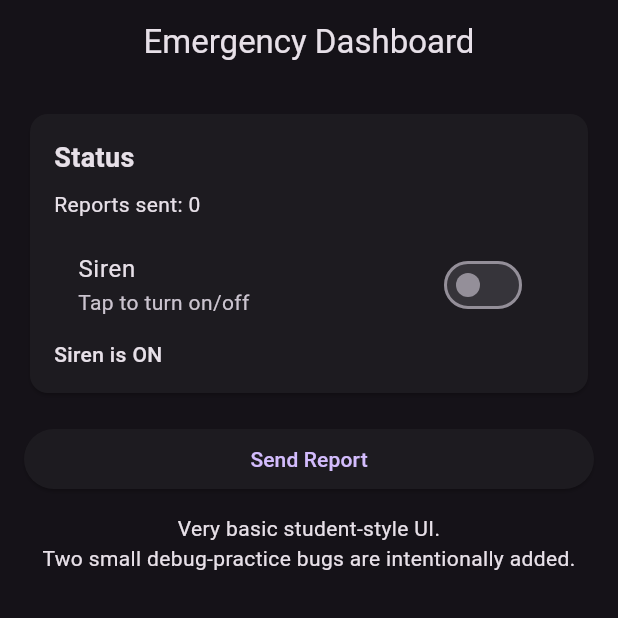
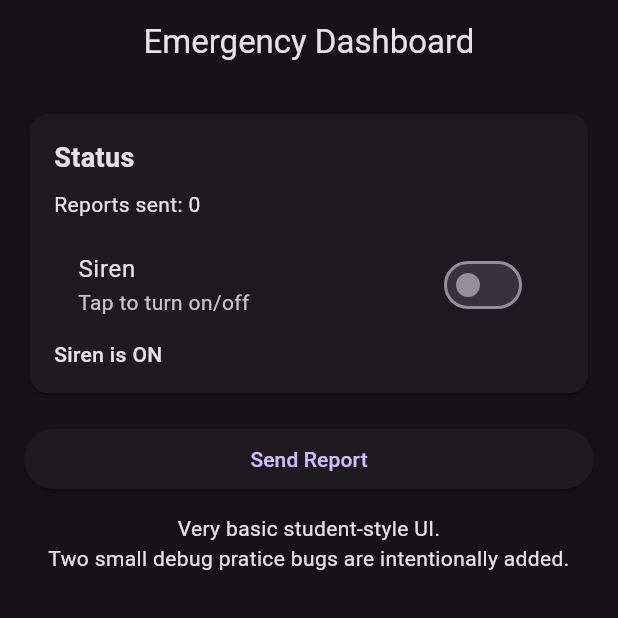
Before and after one commit to shikhar1809/emergencyOS_InnotionX, a Flutter app: the screen it shows after launch, on a phone screen of 412 x 824 dp, the top half of it. Run offline on Flutter 3.47's test engine with Material 3 defaults, Android fonts, the phone set to English and light mode, and no system bars.

Commit message:
small ui fixx
Made-with: Cursor

```diff
--- a/lib/main.dart
+++ b/lib/main.dart
@@ -95,7 +95,7 @@ class _HomeScreenState extends State<HomeScreen> {
             ),
             const SizedBox(height: 12),
             const Text(
-              'Very basic student-style UI.\nTwo small debug-practice bugs are intentionally added.',
+              'Very basic student-style UI.\nTwo small debug pratice bugs are intentionally added.',
               textAlign: TextAlign.center,
             ),
           ],
```
